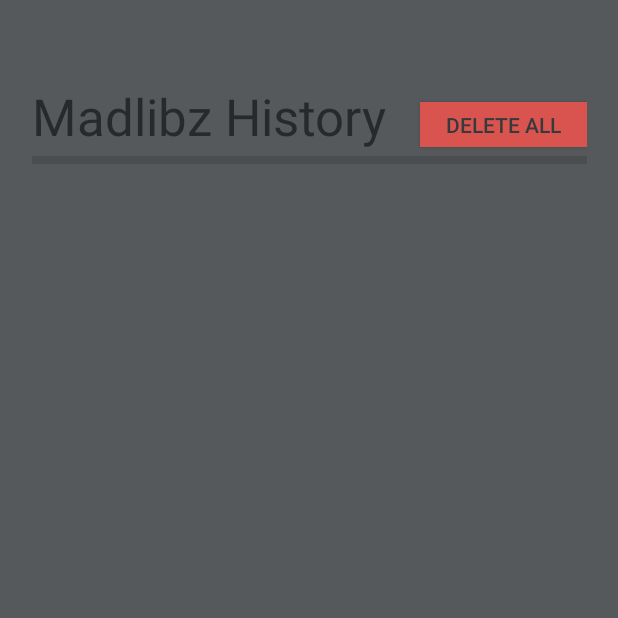
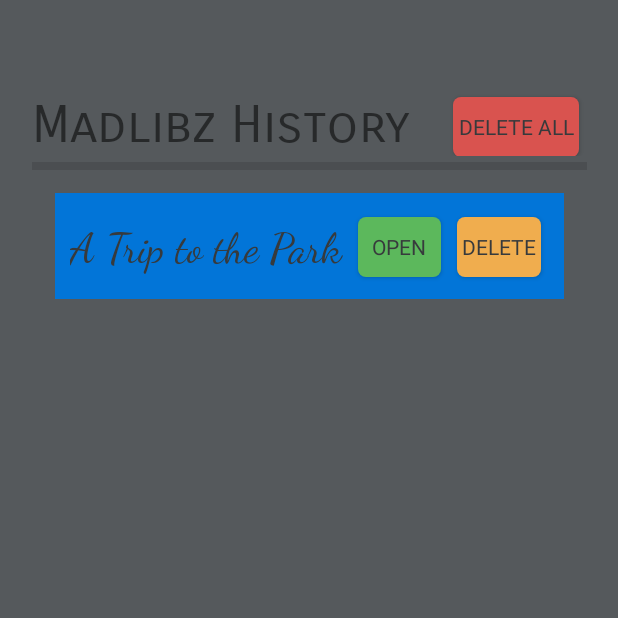
Before and after one commit to http-samc/madlibz, an Android app: the HistoryActivity screen opened directly, with no data from a screen before it, on a phone screen of 412 x 824 dp, the top half of it. Run offline under Robolectric (Android 15) with nearby library versions, the phone set to English and light mode, and no system bars; network calls fail.

Commit message:
created initial modular styles

```diff
--- /dev/null
+++ b/app/src/main/res/drawable/del_all_btn.xml
@@ -0,0 +1,5 @@
+<?xml version="1.0" encoding="utf-8"?>
+<shape xmlns:android="http://schemas.android.com/apk/res/android">
+    <corners  android:radius="5dp"/>
+    <solid android:color="@color/bootstrap_brand_danger"></solid>
+</shape>
--- /dev/null
+++ b/app/src/main/res/drawable/del_btn.xml
@@ -0,0 +1,5 @@
+<?xml version="1.0" encoding="utf-8"?>
+<shape xmlns:android="http://schemas.android.com/apk/res/android">
+    <corners  android:radius="5dp"/>
+    <solid android:color="@color/bootstrap_brand_warning"></solid>
+</shape>
--- /dev/null
+++ b/app/src/main/res/drawable/open_btn.xml
@@ -0,0 +1,5 @@
+<?xml version="1.0" encoding="utf-8"?>
+<shape xmlns:android="http://schemas.android.com/apk/res/android">
+    <corners  android:radius="5dp"/>
+    <solid android:color="@color/bootstrap_brand_success"></solid>
+</shape>
--- a/app/src/main/res/layout/activity_history.xml
+++ b/app/src/main/res/layout/activity_history.xml
@@ -33,21 +33,15 @@
                     android:id="@+id/textView"
                     android:layout_width="wrap_content"
                     android:layout_height="wrap_content"
-                    android:layout_marginTop="2dp"
+                    android:layout_marginTop="10dp"
                     android:layout_weight="1"
+                    android:fontFamily="sans-serif-smallcaps"
                     android:text="Madlibz History"
                     android:textSize="34sp" />
 
                 <Button
                     android:id="@+id/deleteAll"
-                    android:layout_width="wrap_content"
-                    android:layout_height="wrap_content"
-                    android:layout_weight="1"
-                    android:height="30dp"
-                    android:background="@color/bootstrap_brand_danger"
-                    android:minHeight="30dp"
-                    android:text="DELETE ALL"
-                    android:textColor="@color/bootstrap_brand_secondary_text" />
+                    style="@style/madlibHistoryDelAllBtn" />
             </LinearLayout>
 
             <View
@@ -57,6 +51,19 @@
                 android:layout_marginTop="4dp"
                 android:background="?android:attr/listDivider" />
 
+            <LinearLayout style="@style/madlibHistoryContainer">
+
+                <TextView
+                    style="@style/madlibHistoryTitle"
+                    android:text="A Trip to the Park" />
+
+                <Button
+                    style="@style/madlibHistoryOpenBtn" />
+
+                <Button
+                    style="@style/madlibHistoryDelBtn" />
+            </LinearLayout>
+
         </LinearLayout>
     </ScrollView>
 </androidx.constraintlayout.widget.ConstraintLayout>
--- /dev/null
+++ b/app/src/main/res/values/styles.xml
@@ -0,0 +1,48 @@
+<?xml version="1.0" encoding="utf-8"?>
+<resources>
+    <style name="madlibHistoryContainer" parent="TextAppearance.AppCompat">
+        <item name="android:layout_width">match_parent</item>
+        <item name="android:layout_height">match_parent</item>
+        <item name="android:layout_margin">15dip</item>
+        <item name="android:background">@color/bootstrap_brand_primary</item>
+        <item name="android:orientation">horizontal</item>
+        <item name="android:padding">10dp</item>
+        <item name="android:textColor">@color/bootstrap_brand_secondary_text</item>
+    </style>
+    <style name="madlibHistoryTitle" parent="TextAppearance.AppCompat">
+        <item name="android:layout_width">wrap_content</item>
+        <item name="android:layout_height">wrap_content</item>
+        <item name="android:layout_marginTop">10dip</item>
+        <item name="android:layout_weight">1</item>
+        <item name="android:fontFamily">cursive</item>
+        <item name="android:textSize">28sp</item>
+        <item name="android:textColor">@color/bootstrap_brand_secondary_text</item>
+    </style>
+    <!-- Action btn parent -->
+    <style name="madlibHistoryActionBtn" parent="TextAppearance.AppCompat">
+        <item name="android:layout_width">wrap_content</item>
+        <item name="android:layout_height">wrap_content</item>
+        <item name="android:layout_margin">5dip</item>
+        <item name="android:layout_weight">1</item>
+        <item name="android:minWidth">40dip</item>
+        <item name="android:minHeight">40dip</item>
+        <item name="android:width">50dip</item>
+        <item name="android:textColor">@color/bootstrap_brand_secondary_text</item>
+    </style>
+    <!-- open btn -->
+    <style name="madlibHistoryOpenBtn" parent="madlibHistoryActionBtn">
+        <item name="android:background">@drawable/open_btn</item>
+        <item name="android:text">OPEN</item>
+    </style>
+    <!-- del btn -->
+    <style name="madlibHistoryDelBtn" parent="madlibHistoryActionBtn">
+        <item name="android:background">@drawable/del_btn</item>
+        <item name="android:text">DELETE</item>
+    </style>
+    <!-- del all btn -->
+    <style name="madlibHistoryDelAllBtn" parent="madlibHistoryActionBtn">
+        <item name="android:background">@drawable/del_all_btn</item>
+        <item name="android:text">DELETE ALL</item>
+        <item name="android:width">60dip</item>
+    </style>
+</resources>
```
